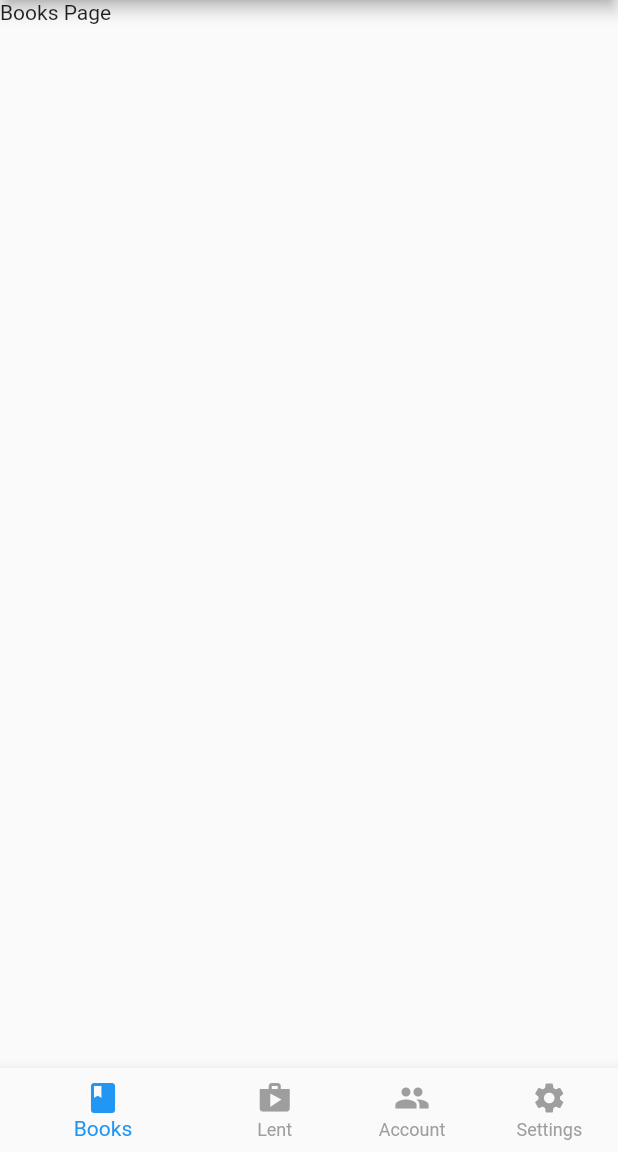
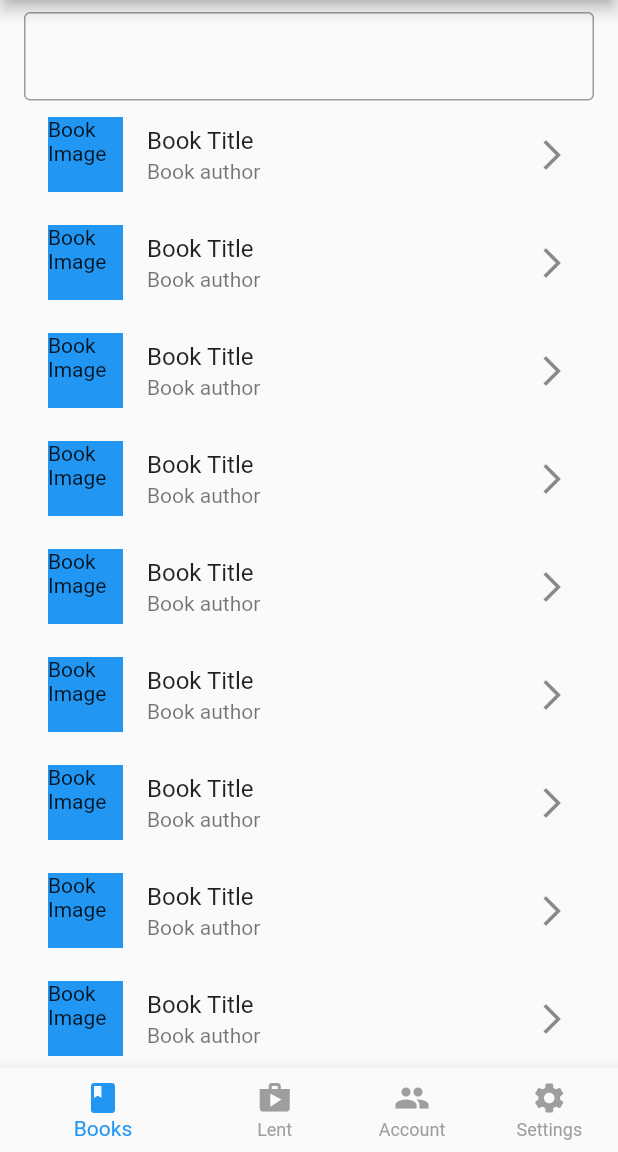
Before and after one commit to Raonshi/book-manage-client, a Flutter app: the screen it shows after launch, on a phone screen of 412 x 824 dp, the part 84-1236 px from its top. Run offline on Flutter 3.47's test engine with Material 2 defaults, Android fonts, the phone set to English and light mode, and no system bars; our stand-ins replace get.

Commit message:
implements books page structure:

```diff
--- a/lib/books/books_page.dart
+++ b/lib/books/books_page.dart
@@ -5,8 +5,38 @@ class BooksPage extends StatelessWidget {
 
   @override
   Widget build(BuildContext context) {
-    return Container(
-      child: Text('Books Page'),
+    return Padding(
+      padding: const EdgeInsets.symmetric(horizontal: 16.0, vertical: 8.0),
+      child: Column(
+        children: [
+          TextFormField(
+            decoration: InputDecoration(
+              border: const OutlineInputBorder(),
+              focusedBorder: OutlineInputBorder(
+                borderSide:
+                    BorderSide(color: Theme.of(context).colorScheme.primary),
+              ),
+            ),
+          ),
+          Expanded(
+            child: ListView.builder(
+              itemCount: 50,
+              itemBuilder: (context, index) => ListTile(
+                title: Text('Book Title'),
+                subtitle: Text('Book author'),
+                leading: Container(
+                  width: 50,
+                  height: 50,
+                  decoration: BoxDecoration(
+                      color: Theme.of(context).colorScheme.primaryContainer),
+                  child: Text('Book Image'),
+                ),
+                trailing: Icon(Icons.arrow_forward_ios),
+              ),
+            ),
+          ),
+        ],
+      ),
     );
   }
 }
--- a/lib/home/home_page.dart
+++ b/lib/home/home_page.dart
@@ -14,7 +14,9 @@ class HomePage extends StatelessWidget {
 
   @override
   Widget build(BuildContext context) {
-    return Scaffold(
+    return GestureDetector(
+      onTap: () => FocusScope.of(context).unfocus(),
+      child: Scaffold(
         appBar: AppBar(title: const Text('Book Manager')),
         body: PageView(
           physics: const NeverScrollableScrollPhysics(),
@@ -56,6 +58,7 @@ class HomePage extends StatelessWidget {
             ],
           ),
         ),
+      ),
     );
   }
 }
```
Lines whose indentation alone changed are shown as unchanged.
